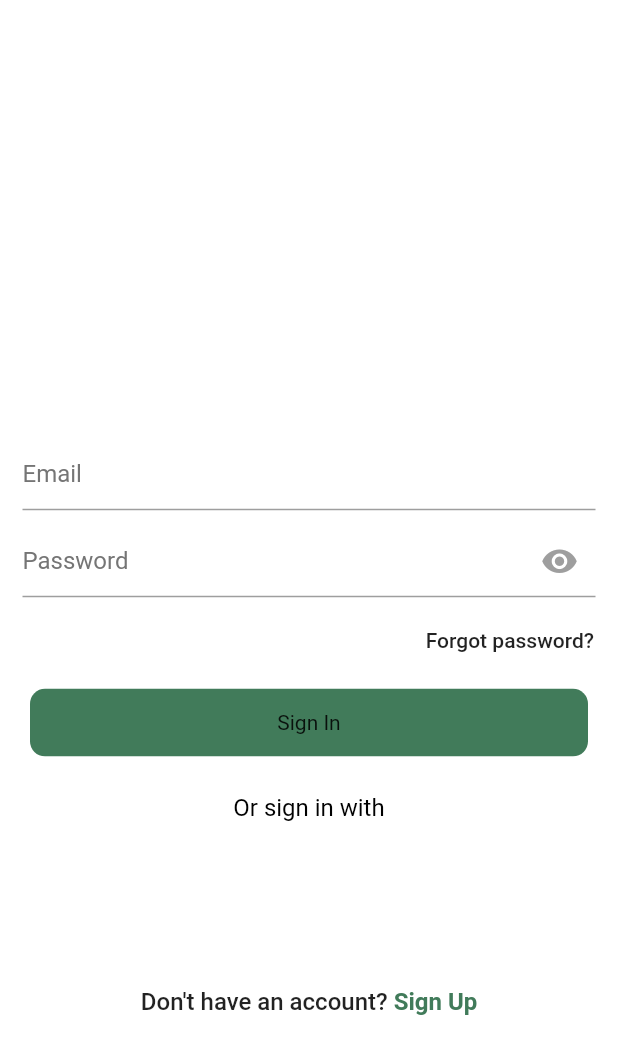
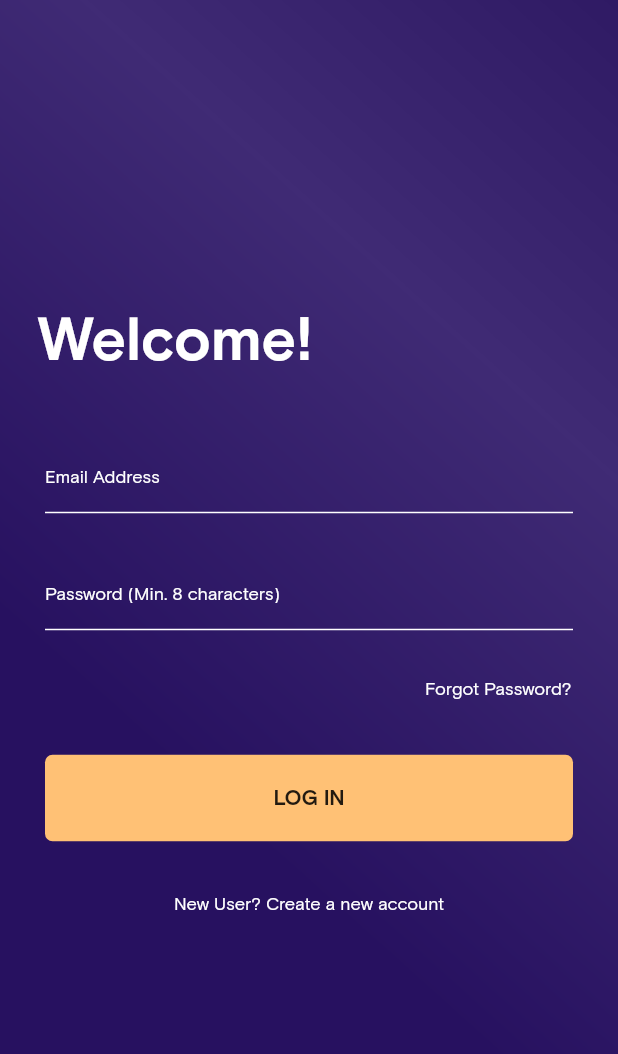
Before and after one commit to classyk12/HaggleX, a Flutter app: the screen it shows after launch, on a phone screen of 412 x 824 dp. Shown: the top 1054 px of the screen. Run offline on Flutter 3.47's test engine with Material 2 defaults, Android fonts, the phone set to English and light mode, and no system bars; our stand-ins replace data_connection_checker, dio, get.

Commit message:
added login screen design

```diff
--- a/lib/screens/login.dart
+++ b/lib/screens/login.dart
@@ -15,104 +15,74 @@ class LoginScreen extends StatelessWidget {
   Widget build(BuildContext context) {
     return Scaffold(
       body: Container(
+        decoration: BoxDecoration(
+          image: DecorationImage(
+            image: AssetImage("assets/images/splash-bg.png"),
+            fit: BoxFit.cover,
+          ),
+        ),
+        child: Padding(
+          padding: const EdgeInsets.all(15.0),
+          child: Column(
+            mainAxisAlignment: MainAxisAlignment.center,
+            crossAxisAlignment: CrossAxisAlignment.start,
+            children: <Widget>[
+              Padding(
+                padding: const EdgeInsets.only(bottom: 40, left: 10),
+                child: Text("Welcome!",
+                    style: TextStyle(
                         color: Colors.white,
-        child: Form(
-          child: ListView(
-            children: <Widget>[
-              YMargin(40),
-              Image.asset('assets/images/logo1.png',
-                  width: Get.width, height: Get.height * 0.3),
+                        fontSize: 40,
+                        fontWeight: FontWeight.bold)),
+              ),
               TextInput(
                 controller: _loginController.usernameController,
                 keyboardType: TextInputType.emailAddress,
-                borderColor: Colors.grey,
-                focusedBorderColor: Colors.grey,
-                labelText: "Email",
+                borderColor: Colors.white,
+                focusedBorderColor: Colors.white,
+                labelText: "Email Address",
                 isPassword: false,
-                textColor: Colors.black,
-                labelTextColor: Colors.grey[600],
+                textColor: Colors.white,
+                labelTextColor: Colors.white,
               ),
+              YMargin(20),
               GetBuilder<LoginController>(
                   builder: (value) => TextInput(
-                      icon: Icons.remove_red_eye,
+                      // icon: Icons.remove_red_eye,
                       //  iconAction: () => value.showPassword(),
                       controller: _loginController.passwordController,
                       keyboardType: TextInputType.text,
-                      borderColor: Colors.grey,
-                      focusedBorderColor: Colors.grey,
-                      labelText: "Password",
+                      borderColor: Colors.white,
+                      focusedBorderColor: Colors.white,
+                      labelText: "Password (Min. 8 characters)",
                       isPassword: value.isPassword,
-                      textColor: Colors.black,
-                      labelTextColor: Colors.grey[600])),
-              Align(
+                      textColor: Colors.white,
+                      labelTextColor: Colors.white)),
+              Padding(
+                padding: const EdgeInsets.only(top: 10.0, bottom: 20.0),
+                child: Align(
                     alignment: Alignment.centerRight,
                     // ignore: deprecated_member_use
                     child: FlatButton(
                         onPressed: () {
                           Get.toNamed('/forgot-password');
                         },
-                      child: Text("Forgot password?",
-                          style: TextStyle(color: Colors.black87)))),
+                        child: Text("Forgot Password?",
+                            style:
+                                TextStyle(color: Colors.white, fontSize: 12)))),
+              ),
               Padding(
-                padding: const EdgeInsets.only(
-                    top: 8.0, bottom: 10.0, right: 20, left: 20.0),
+                padding:
+                    const EdgeInsets.only(left: 15.0, right: 15, bottom: 25),
                 child: Button(
-                    text: 'Sign In',
+                    text: 'LOG IN',
                     onPressed: () {
                       InternetHelper.checkInternet(
                           function: () => _loginController.login());
                     },
-                    width: Get.width * 0.8,
-                    height: 45,
-                    color: onboardingButtonColor),
-              ),
-              YMargin(15),
-              Center(
-                  child: Text('Or sign in with',
-                      style: TextStyle(color: Colors.black, fontSize: 16))),
-              Padding(
-                padding: const EdgeInsets.all(20.0),
-                child: Row(
-                    mainAxisAlignment: MainAxisAlignment.center,
-                    children: <Widget>[
-                      InkWell(
-                        onTap: () {
-                          InternetHelper.checkInternet(function: () => null);
-                        },
-                        child: Padding(
-                          padding: const EdgeInsets.only(right: 12.0, left: 10),
-                          child: Image.asset(
-                            'assets/images/logo1.png',
-                            height: 40,
-                            width: 40,
-                          ),
-                        ),
-                      ),
-                      GetPlatform.isIOS
-                          ? Padding(
-                              padding:
-                                  const EdgeInsets.only(right: 12.0, left: 10),
-                              child: Image.asset(
-                                'assets/images/logo1.png',
-                                height: 45,
-                                width: 45,
-                              ),
-                            )
-                          : Container(width: Get.width * 0.05),
-                      InkWell(
-                        onTap: () {
-                          InternetHelper.checkInternet(function: () => null);
-                        },
-                        child: Padding(
-                          padding: const EdgeInsets.only(right: 12.0, left: 5),
-                          child: Image.asset(
-                            'assets/images/logo1.png',
-                            height: 60,
-                            width: 60,
-                          ),
-                        ),
-                      ),
-                    ]),
+                    //width: Get.width * 0.8,
+                    height: Get.height * 0.07,
+                    color: buttonYellow),
               ),
               Padding(
                 padding: const EdgeInsets.only(bottom: 12.0, top: 10),
@@ -121,19 +91,12 @@ class LoginScreen extends StatelessWidget {
                       mainAxisAlignment: MainAxisAlignment.center,
                       children: <Widget>[
                         Text(
-                          "Don't have an account?",
+                          "New User? Create a new account",
                           style: TextStyle(
-                              fontWeight: FontWeight.w500, fontSize: 16),
+                              color: Colors.white,
+                              fontWeight: FontWeight.normal,
+                              fontSize: 12),
                         ),
-                        InkWell(
-                            onTap: () {
-                              Get.toNamed('/signup');
-                            },
-                            child: Text(' Sign Up',
-                                style: TextStyle(
-                                    fontSize: 16,
-                                    color: onboardingButtonColor,
-                                    fontWeight: FontWeight.bold)))
                       ]),
                 ),
               ),
--- a/lib/screens/main.dart
+++ b/lib/screens/main.dart
@@ -21,6 +21,8 @@ class MyApp extends StatelessWidget {
   @override
   Widget build(BuildContext context) {
     return GetMaterialApp(
+        theme: ThemeData(
+            fontFamily: 'BasisGrotesquePro', primaryColor: Colors.white),
         debugShowCheckedModeBanner: false,
         title: 'HaggleX',
         initialRoute: '/splash',
--- a/lib/utils.dart/text-input.dart
+++ b/lib/utils.dart/text-input.dart
@@ -57,7 +57,7 @@ class _TextInputState extends State<TextInput> {
               labelText: this.widget.labelText ?? null,
               labelStyle: TextStyle(
                   color: this.widget.labelTextColor,
-                  fontSize: this.widget.labelFontSize,
+                  fontSize: 12,
                   letterSpacing: 0.0),
               hintText: this.widget.hintText ?? null,
               isDense: true,
--- a/lib/utils.dart/themes.dart
+++ b/lib/utils.dart/themes.dart
@@ -2,7 +2,7 @@
 import 'package:flutter/material.dart';
 
 Color buttonGreen = Color(0xFF2E5400);
-Color buttonYellow = Color(0xFFF5CE2A);
+Color buttonYellow = Color(0xFFFFC175);
 Color onboardingButtonColor = primaryGreen;
 Color primaryGreen = Color(0xff417B5A);
 
--- a/lib/widgets/button.dart
+++ b/lib/widgets/button.dart
@@ -29,14 +29,17 @@ class Button extends StatelessWidget {
         // splashColor: Colors.white.withOpacity(0.2),
         // elevation: 8,
         onPressed: onPressed,
-        child: Text(
-          text,
-          style: TextStyle(fontSize: 14, fontWeight: FontWeight.w400),
+        child: Padding(
+          padding: const EdgeInsets.all(12.0),
+          child: Text(
+            text,
+            style: TextStyle(fontSize: 14, fontWeight: FontWeight.bold),
+          ),
         ),
         shape: RoundedRectangleBorder(
-          borderRadius: BorderRadius.circular(10.0),
+          borderRadius: BorderRadius.circular(5.0),
         ),
-        padding: EdgeInsets.only(left: 0, right: 0, top: 13, bottom: 13),
+        // padding: EdgeInsets.only(left: 0, right: 0, top: 13, bottom: 13),
       ),
     );
   }
```
Lines whose indentation alone changed are shown as unchanged.
